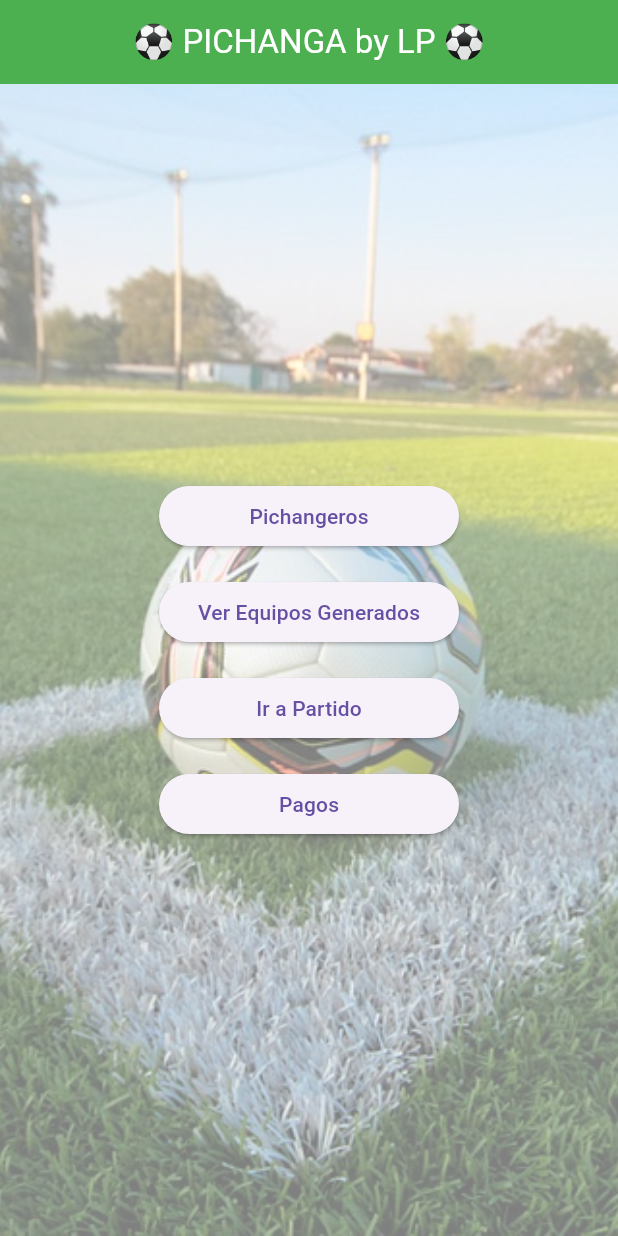
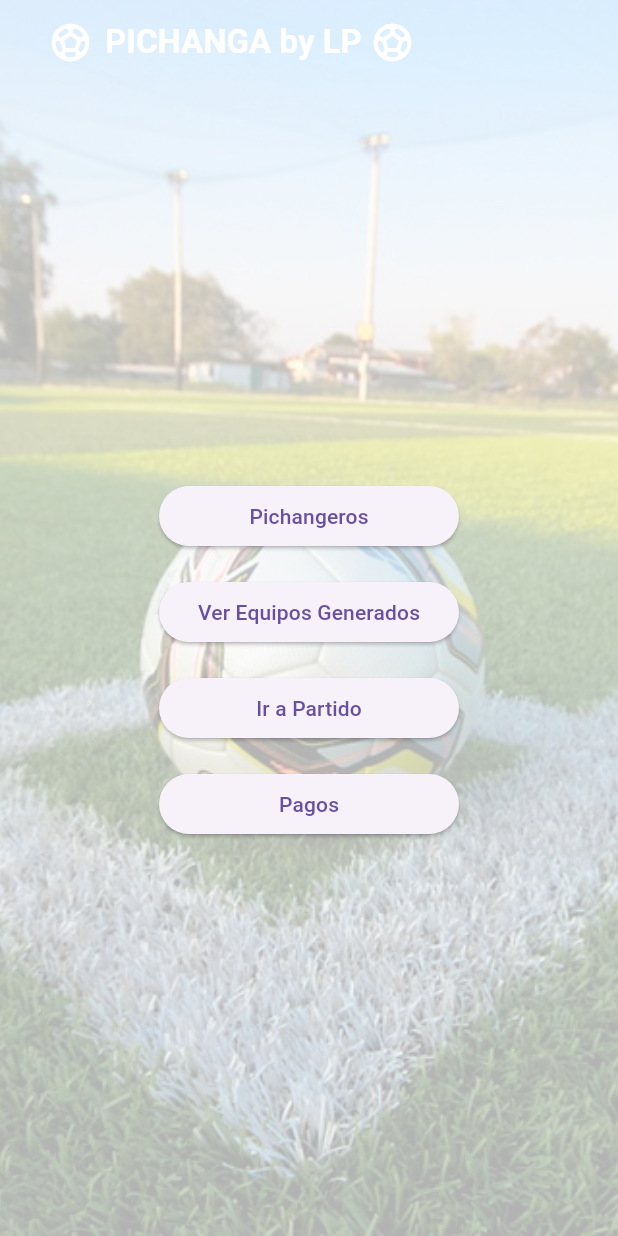
Before and after one commit to LPhant10/Futbol-by-LP, a Flutter app: the screen it shows after launch, on a phone screen of 412 x 824 dp. Run offline on Flutter 3.47's test engine with Material 3 defaults, Android fonts, the phone set to English and light mode, and no system bars; our stand-ins replace audioplayers, shared_preferences.

Commit message:
aplicando styles pantalla principal

```diff
--- a/lib/screens/team_generator_page.dart
+++ b/lib/screens/team_generator_page.dart
@@ -2,29 +2,61 @@ import 'package:flutter/material.dart';
 import 'players_generate_screen.dart';
 import 'match_screen.dart';
 import 'generated_teams_screen.dart';
-import 'payment_calculator_screen.dart.dart';
+import 'payment_calculator_screen.dart'; // Corregido el nombre del archivo
 
 class TeamGeneratorPage extends StatelessWidget {
   const TeamGeneratorPage({super.key});
 
   @override
   Widget build(BuildContext context) {
-    return Container(
-      decoration: BoxDecoration(
-        image: DecorationImage(
-          image: AssetImage("assets/fondoP.jpg"),
-          fit: BoxFit.cover,
-          colorFilter: ColorFilter.mode(
-            Colors.white.withOpacity(0.5),
-            BlendMode.dstATop,
+    return Stack(
+      children: [
+        // Imagen de fondo que ocupa toda la pantalla
+        Positioned.fill(
+          child: Opacity(
+            opacity: 0.3, // Ajusta la opacidad si deseas
+            child: Image.asset(
+              "assets/fondoP.jpg", // Ruta de la imagen
+              fit: BoxFit.cover, // Esto asegura que la imagen cubra toda la pantalla
+              width: double.infinity,
+              height: double.infinity,
             ),
           ),
         ),
-      child: Scaffold(
-        backgroundColor: Colors.transparent, // Para ver el fondo
+
+        // Scaffold con fondo transparente para que la imagen de fondo sea visible
+        Scaffold(
+          backgroundColor: Colors.transparent, // Permite ver la imagen de fondo
           appBar: AppBar(
-          title: Center(child: Text("⚽ PICHANGA by LP ⚽", style: TextStyle(color: Colors.white))),
-          backgroundColor: Colors.green,
+            backgroundColor: Colors.green.withOpacity(0.0), // Control de transparencia aquí
+            elevation: 0, // Sin sombra debajo del AppBar
+            title: Padding(
+              padding: const EdgeInsets.symmetric(horizontal: 16.0),
+              child: Row(
+                children: [
+                  Icon(
+                    Icons.sports_soccer,
+                    color: Colors.white,
+                    size: 30,
+                  ),
+                  SizedBox(width: 8),
+                  Text(
+                    'PICHANGA by LP ',
+                    style: TextStyle(
+                      fontSize: 22,
+                      fontWeight: FontWeight.bold,
+                      color: Colors.white,
+                    ),
+                    textAlign: TextAlign.left,
+                  ),
+                  Icon(
+                    Icons.sports_soccer,
+                    color: Colors.white,
+                    size: 30,
+                  ),
+                ],
+              ),
+            ),
           ),
           body: Center(
             child: Column(
@@ -85,6 +117,7 @@ class TeamGeneratorPage extends StatelessWidget {
             ),
           ),
         ),
+      ],
     );
   }
 }
```
Also changed, not shown: lib/screens/payment_calculator_screen.dart (renamed from lib/screens/payment_calculator_screen.dart.dart). Lines whose indentation alone changed are shown as unchanged.
